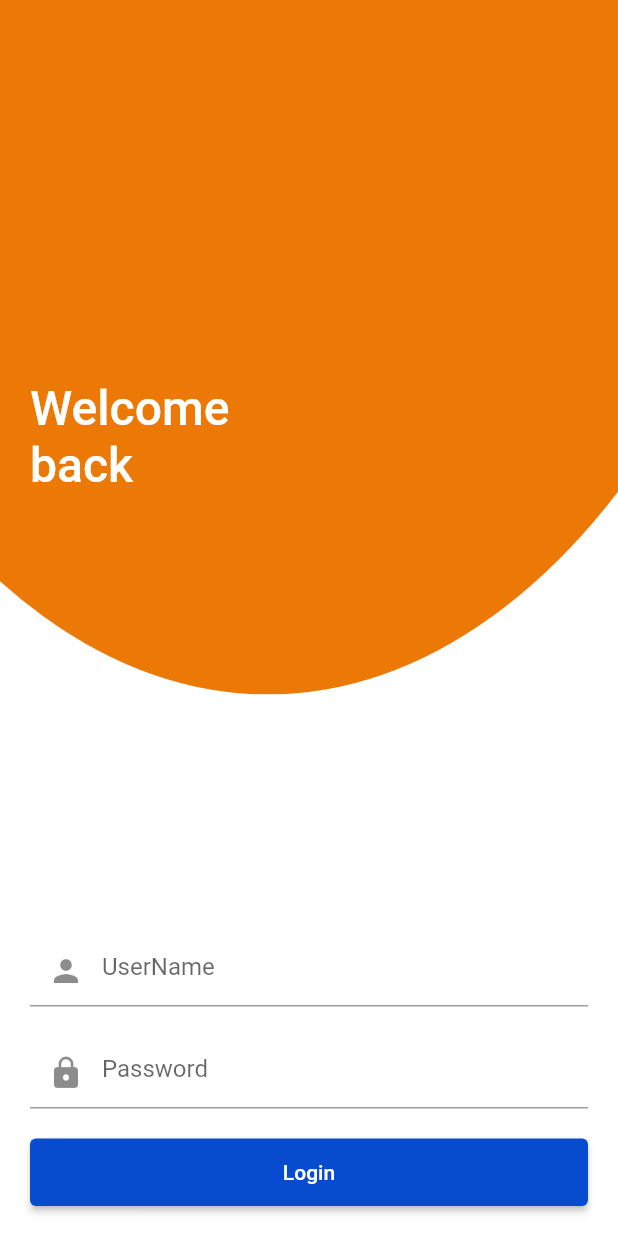
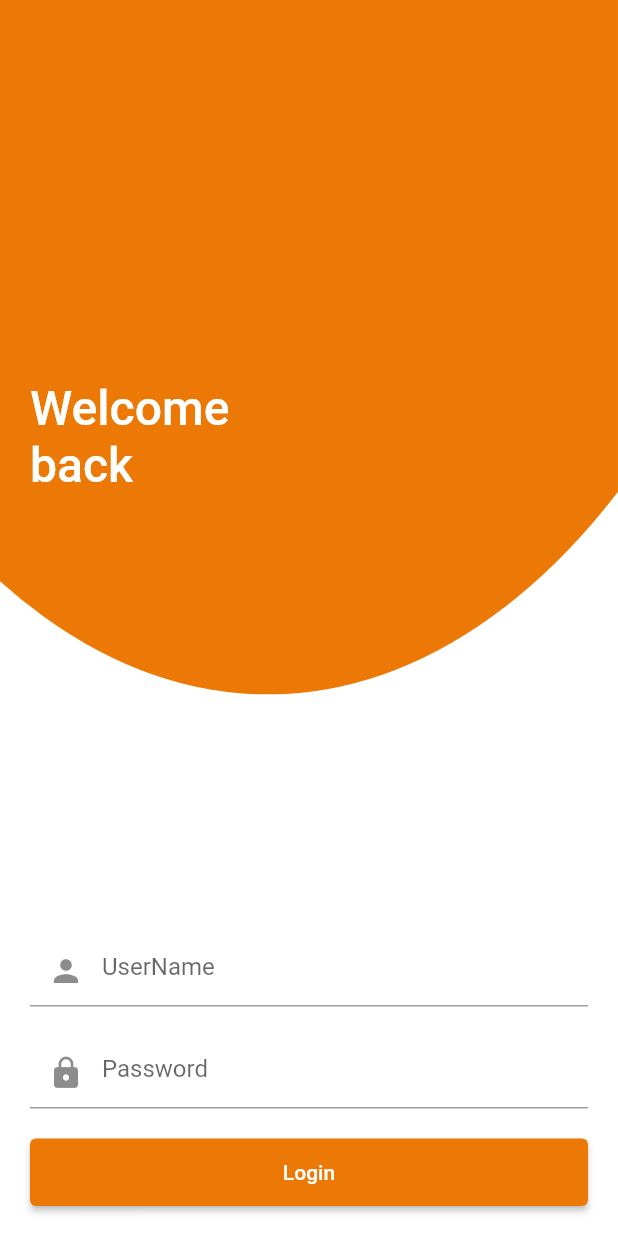
Before and after one commit to Abhu2002/neoPOS, a Flutter app: the screen it shows after launch, on a phone screen of 412 x 824 dp. Run offline on Flutter 3.47's test engine with Material 2 defaults, Android fonts, the phone set to English and light mode, and no system bars; our stand-ins replace cloud_firestore, equatable, firebase_auth, firebase_core, flutter_bloc, flutter_svg; accounts and stored records are empty.

Commit message:
Colors Updated

```diff
--- a/lib/utils/app_colors.dart
+++ b/lib/utils/app_colors.dart
@@ -3,21 +3,21 @@ import 'package:flutter/material.dart';
 class AppColors {
   static const primaryColor = Color(0xffec7905);
   static const backgroundColor = Color(0xffffffff);
-  static const primaryColorValue = 0xff074BCF;
+  static const primaryColorValue = 0xffec7905;
 
   static const primarySwatch = MaterialColor(
     AppColors.primaryColorValue,
     <int, Color>{
-      50: Color(0xFFE3F2FD),
-      100: Color(0xFFBBDEFB),
-      200: Color(0xFF90CAF9),
-      300: Color(0xFF64B5F6),
-      400: Color(0xFF42A5F5),
+      50: Color(0xFFFFF3E0),
+      100: Color(0xFFFFE0B2),
+      200: Color(0xFFFFCC80),
+      300: Color(0xFFFFB74D),
+      400: Color(0xFFFFA726),
       500: Color(AppColors.primaryColorValue),
-      600: Color(0xFF1E88E5),
-      700: Color(0xFF1976D2),
-      800: Color(0xFF1565C0),
-      900: Color(0xFF0D47A1),
+      600: Color(0xFFFB8C00),
+      700: Color(0xFFF57C00),
+      800: Color(0xFFEF6C00),
+      900: Color(0xFFE65100),
     },
   );
 }
```
